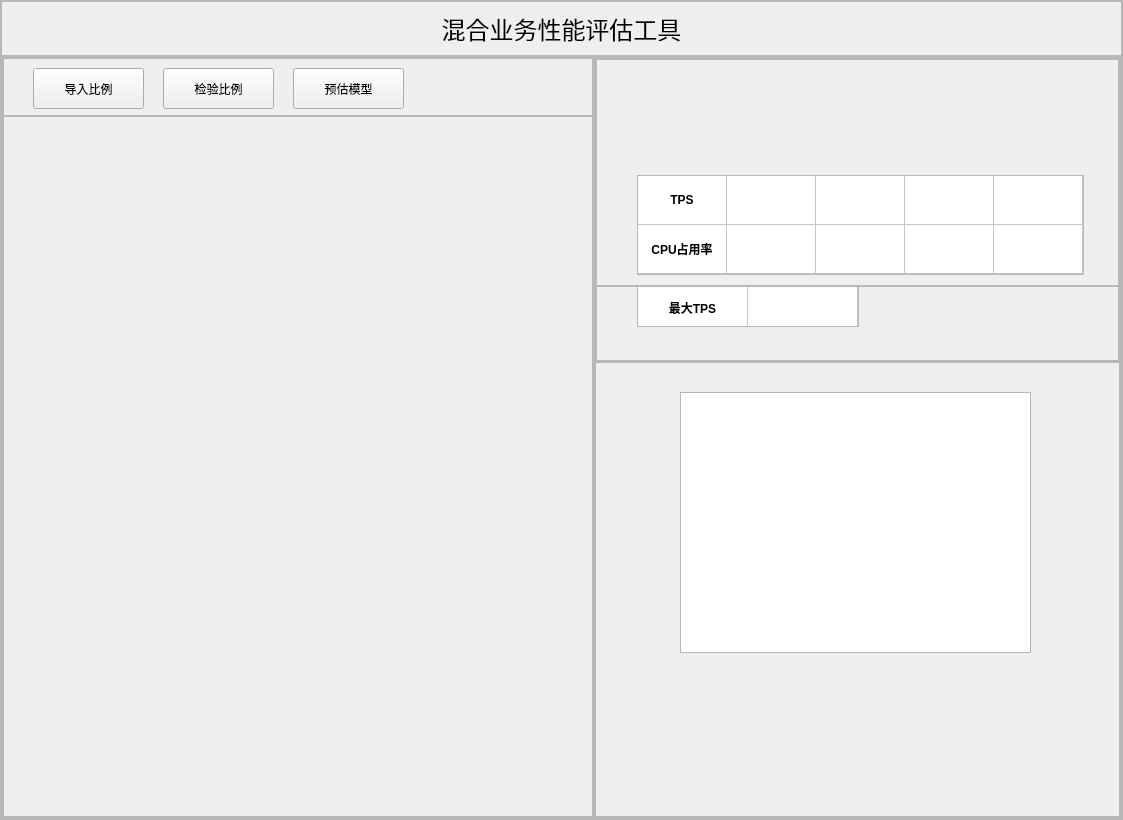
Qt form ui/assessmentTool.ui (cyhnxp/videoAssessmentTool) before a commit.
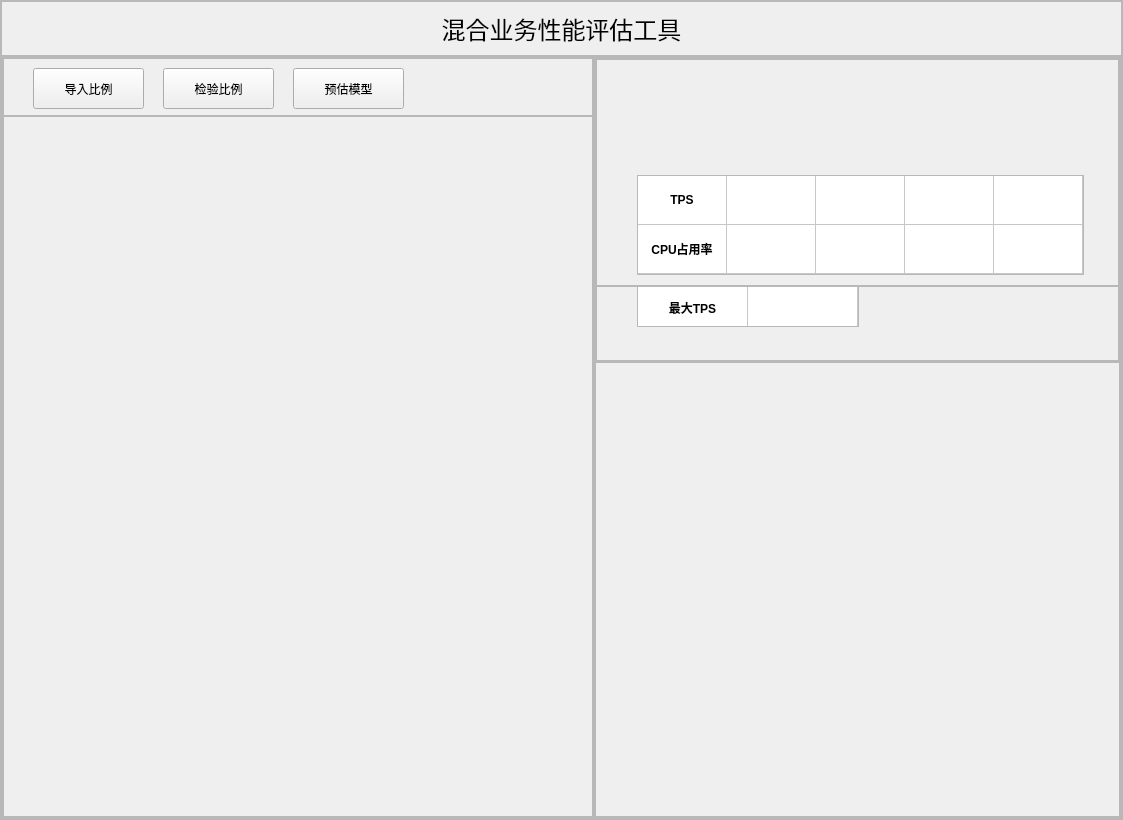
The same form after that commit.

Diff of the .ui file:
```diff
--- a/ui/assessmentTool.ui
+++ b/ui/assessmentTool.ui
@@ -465,16 +465,6 @@
            <property name="frameShadow">
             <enum>QFrame::Raised</enum>
            </property>
-           <widget class="QGraphicsView" name="graphicsView">
-            <property name="geometry">
-             <rect>
-              <x>85</x>
-              <y>30</y>
-              <width>351</width>
-              <height>261</height>
-             </rect>
-            </property>
-           </widget>
           </widget>
          </item>
         </layout>
```
